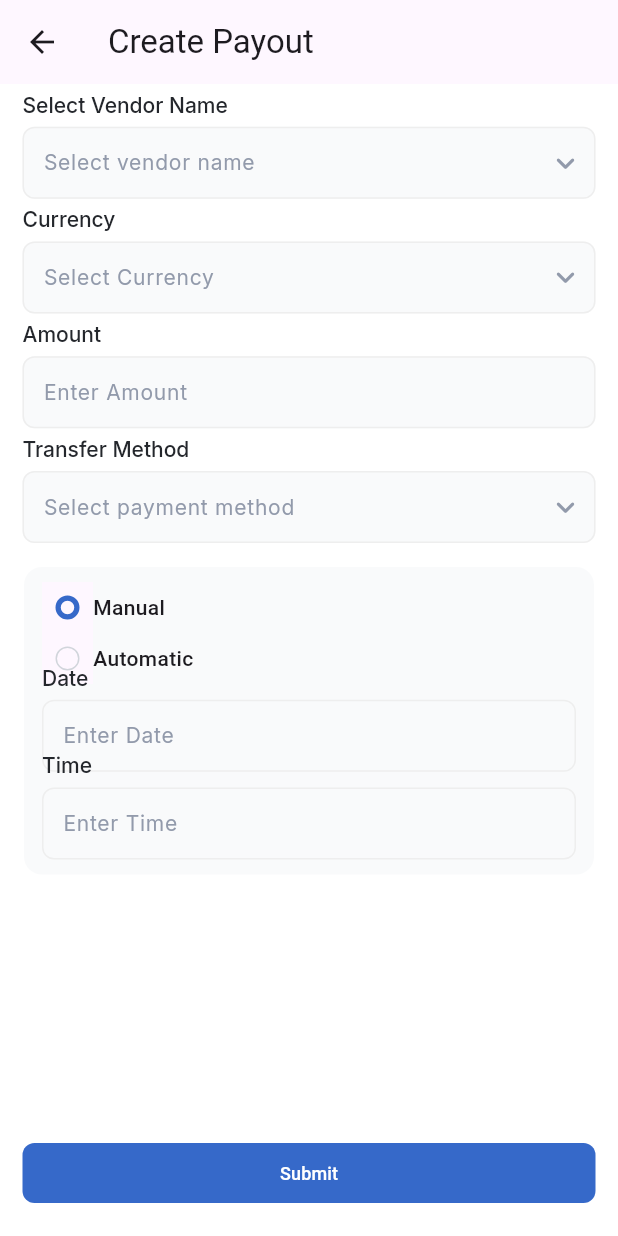
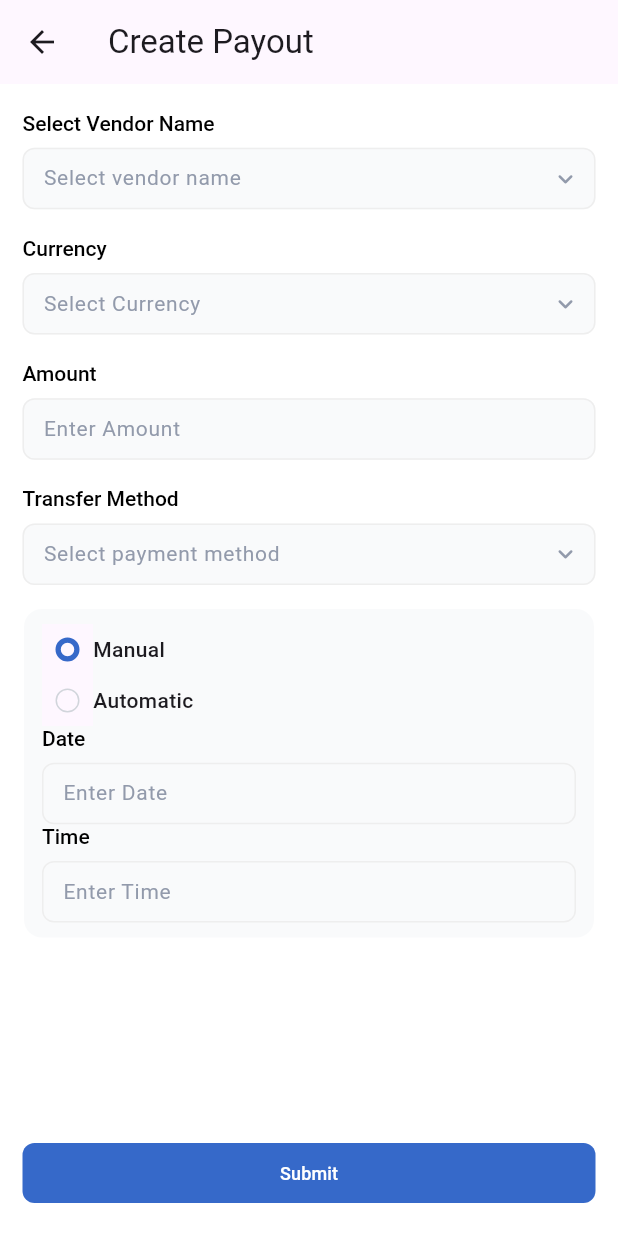
Before and after one commit to StrangerDeveloper/ismmart_vms, a Flutter app: the CreatePayoutView screen opened directly, on a phone screen of 412 x 824 dp. Run offline on Flutter 3.47's test engine with Material 3 defaults, Android fonts, the phone set to English and light mode, and no system bars; our stand-ins replace cached_network_image, country_code_picker, dropdown_search, firebase_core, fl_chart, flutter_image_compress and 9 more; missing offline and left inert: quill_html_editor; accounts and stored records are empty; project files that could hold a hidden picture were left out.

Commit message:
textfield issue resolved.. caused by mirani.

```diff
--- a/lib/widgets/custom_textfield.dart
+++ b/lib/widgets/custom_textfield.dart
@@ -85,8 +85,10 @@ class CustomTextField1 extends StatelessWidget {
           child: RichText(
             text: TextSpan(
               text: title,
-                    style: newFontStyleSize14.copyWith(
-                        fontWeight: FontWeight.w500),
+              style: const TextStyle(
+                color: Colors.black,
+                fontWeight: FontWeight.w500,
+              ),
               children: [
                 (asterisk)
                     ? const TextSpan(
@@ -113,13 +115,17 @@ class CustomTextField1 extends StatelessWidget {
           obscureText: obscureText,
           validator: validator,
           onTap: onTap,
-          style: newFontStyleSize14.copyWith(color: ThemeHelper.grey2),
+          style: const TextStyle(
+            color: ThemeHelper.grey4,
+            fontWeight: FontWeight.w400,
+            fontSize: 14,
+          ),
           decoration: InputDecoration(
             errorText: errorText,
             suffixIcon: (suffixIcon != null || isDropDown)
                 ? Icon(
               suffixIcon ?? Icons.keyboard_arrow_down_rounded,
-                    size: 25,
+              size: 20,
               color: ThemeHelper.grey2,
             )
                 : suffixIconButton,
@@ -127,7 +133,7 @@ class CustomTextField1 extends StatelessWidget {
             prefixIcon: prefixIcon != null
                 ? Icon(
               prefixIcon,
-                    size: 18,
+              size: 20,
               color: ThemeHelper.grey2,
             )
                 : null,
@@ -136,8 +142,12 @@ class CustomTextField1 extends StatelessWidget {
             fillColor: fillColor,
             filled: filled,
             hintText: hintText,
-            hintStyle: newFontStyleSize14.copyWith(color: ThemeHelper.grey2),
-            isDense: false,
+            hintStyle: const TextStyle(
+              color: ThemeHelper.grey2,
+              fontWeight: FontWeight.w400,
+              fontSize: 14,
+            ),
+            isDense: true,
             enabledBorder: OutlineInputBorder(
               borderRadius: BorderRadius.circular(8),
               borderSide: const BorderSide(width: 1, color: ThemeHelper.grey1),
```
Lines whose indentation alone changed are shown as unchanged.
